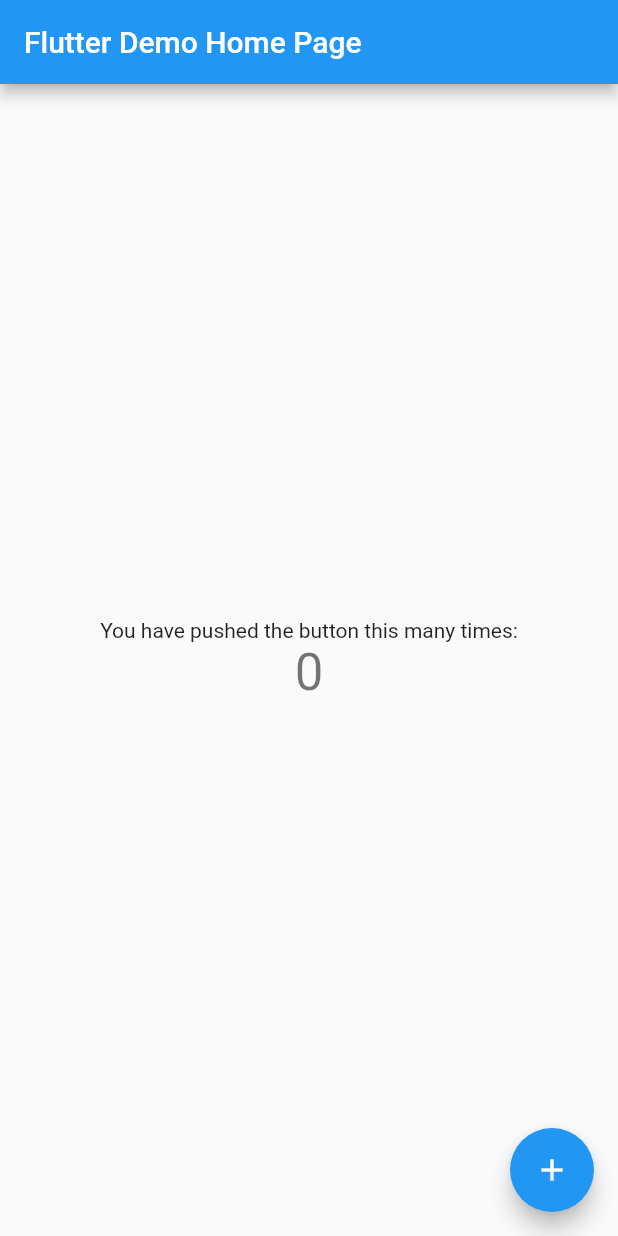
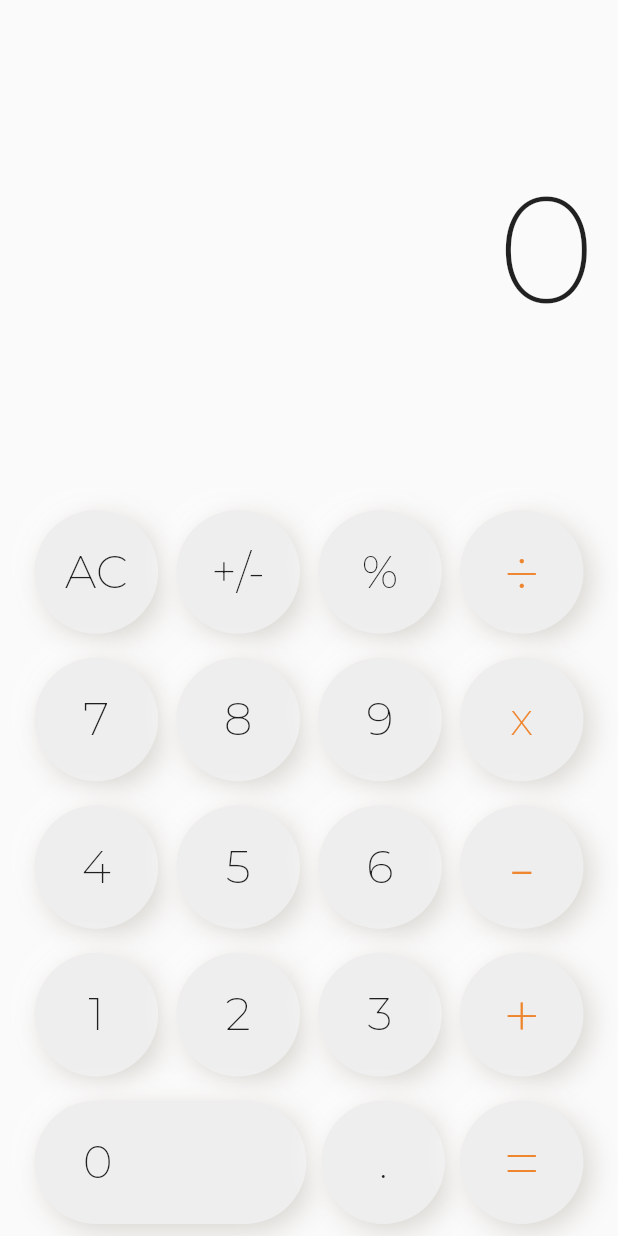
Before and after one commit to Tetsukick/exchange_calculator, a Flutter app: the screen it shows after launch, on a phone screen of 412 x 824 dp. Run offline on Flutter 3.47's test engine with Material 2 defaults, Android fonts, the light colour scheme and no system bars; our stand-ins replace google_fonts, math_expressions.

Commit message:
create neumophism calculator

```diff
--- /dev/null
+++ b/exchange_calculator/lib/Util/concave_decoration.dart
@@ -0,0 +1,70 @@
+import 'dart:ui' as ui;
+import 'package:flutter/foundation.dart';
+import 'package:flutter/material.dart';
+
+class ConcaveDecoration extends Decoration {
+  final ShapeBorder shape;
+  final double depression;
+  final List<Color> colors;
+
+  ConcaveDecoration({
+    @required this.shape,
+    @required this.depression,
+    this.colors,
+  })  : assert(shape != null),
+        assert(depression >= 0),
+        assert(colors == null || colors.length == 2);
+
+  @override
+  BoxPainter createBoxPainter([onChanged]) =>
+      _ConcaveDecorationPainter(shape, depression, colors);
+
+  @override
+  EdgeInsetsGeometry get padding => shape.dimensions;
+}
+
+class _ConcaveDecorationPainter extends BoxPainter {
+  ShapeBorder shape;
+  double depression;
+  List<Color> colors;
+
+  _ConcaveDecorationPainter(this.shape, this.depression, this.colors) {
+    colors ??= [Colors.black87, Colors.white];
+  }
+
+  @override
+  void paint(
+      ui.Canvas canvas, ui.Offset offset, ImageConfiguration configuration) {
+    final rect = offset & configuration.size;
+    final shapePath = shape.getOuterPath(rect);
+
+    final delta = 16 / rect.longestSide;
+    final stops = [0.5 - delta, 0.5 + delta];
+
+    final path = Path()
+      ..fillType = PathFillType.evenOdd
+      ..addRect(rect.inflate(depression * 2))
+      ..addPath(shapePath, Offset.zero);
+    canvas.save();
+    canvas.clipPath(shapePath);
+
+    final paint = Paint()
+      ..maskFilter = MaskFilter.blur(BlurStyle.normal, depression);
+    final clipSize = rect.size.aspectRatio > 1
+        ? Size(rect.width, rect.height / 2)
+        : Size(rect.width / 2, rect.height);
+    for (final alignment in [Alignment.topLeft, Alignment.bottomRight]) {
+      final shaderRect =
+      alignment.inscribe(Size.square(rect.longestSide), rect);
+      paint
+        ..shader = ui.Gradient.linear(
+            shaderRect.topLeft, shaderRect.bottomRight, colors, stops);
+
+      canvas.save();
+      canvas.clipRect(alignment.inscribe(clipSize, rect));
+      canvas.drawPath(path, paint);
+      canvas.restore();
+    }
+    canvas.restore();
+  }
+}
--- /dev/null
+++ b/exchange_calculator/lib/Util/neu_calculator_button.dart
@@ -0,0 +1,102 @@
+import 'package:flutter/material.dart';
+import 'package:google_fonts/google_fonts.dart';
+import 'package:exchangecalculator/Util/concave_decoration.dart';
+import 'package:exchangecalculator/Util/neumorphic_theme.dart';
+import 'package:provider/provider.dart';
+
+class NeuCalculatorButton extends StatefulWidget {
+  NeuCalculatorButton({
+    Key key,
+    @required this.text,
+    this.textColor,
+    this.textSize,
+    this.isPill = false,
+    @required this.onPressed,
+    this.isChosen = false,
+  }) : super(key: key);
+
+  final bool isChosen;
+  final bool isPill;
+  final VoidCallback onPressed;
+  final String text;
+  final Color textColor;
+  final double textSize;
+
+  @override
+  _NeuCalculatorButtonState createState() => _NeuCalculatorButtonState();
+}
+
+class _NeuCalculatorButtonState extends State<NeuCalculatorButton> {
+  bool _isPressed = false;
+
+  @override
+  void didUpdateWidget(NeuCalculatorButton oldWidget) {
+    if (oldWidget.isChosen != widget.isChosen) {
+      setState(() => _isPressed = widget.isChosen);
+    }
+    super.didUpdateWidget(oldWidget);
+  }
+
+  void _onPointerDown(PointerDownEvent event) {
+    setState(() => _isPressed = true);
+    widget.onPressed();
+  }
+
+  void _onPointerUp(PointerUpEvent event) {
+    setState(() => _isPressed = widget.isChosen);
+  }
+
+  @override
+  Widget build(BuildContext context) {
+    final neumorphicTheme = Provider.of<NeumorphicTheme>(context);
+    final width = MediaQuery.of(context).size.width;
+    final squareSideLength = width / 5;
+    final buttonWidth = squareSideLength * (widget.isPill ? 2.2 : 1);
+    final buttonSize = Size(buttonWidth, squareSideLength);
+
+    final innerShadow = ConcaveDecoration(
+      shape: RoundedRectangleBorder(
+        borderRadius: BorderRadius.circular(buttonSize.width),
+      ),
+      colors: neumorphicTheme.innerShadowColors,
+      depression: 10,
+    );
+
+    final outerShadow = BoxDecoration(
+      border: Border.all(color: neumorphicTheme.borderColor),
+      borderRadius: BorderRadius.circular(buttonSize.width),
+      color: neumorphicTheme.buttonColor,
+      boxShadow: neumorphicTheme.outerShadow,
+    );
+
+    return SizedBox(
+      height: buttonSize.height,
+      width: buttonSize.width,
+      child: Listener(
+        onPointerDown: _onPointerDown,
+        onPointerUp: _onPointerUp,
+        child: Stack(
+          children: [
+            AnimatedContainer(
+              duration: const Duration(milliseconds: 50),
+              padding: EdgeInsets.all(width / 12),
+              decoration: _isPressed ? innerShadow : outerShadow,
+            ),
+            Align(
+              alignment: Alignment(widget.isPill ? -0.6 : 0, 0),
+              child: Text(
+                widget.text,
+                style: GoogleFonts.montserrat(
+                  fontSize: widget.textSize ?? 30,
+                  fontWeight: FontWeight.w200,
+                  color: widget.textColor ??
+                      Theme.of(context).textTheme.bodyText1.color,
+                ),
+              ),
+            ),
+          ],
+        ),
+      ),
+    );
+  }
+}
--- /dev/null
+++ b/exchange_calculator/lib/Util/neumorphic_theme.dart
@@ -0,0 +1,67 @@
+import 'package:flutter/material.dart';
+
+class NeumorphicTheme {
+  NeumorphicTheme({
+    this.outerShadow,
+    this.innerShadowColors,
+    this.borderColor,
+    this.buttonColor,
+    this.isDark = false,
+  });
+
+  final List<BoxShadow> outerShadow;
+  final List<Color> innerShadowColors;
+  final Color borderColor;
+  final Color buttonColor;
+  final bool isDark;
+}
+
+final darkNeumorphicTheme = NeumorphicTheme(
+  innerShadowColors: [
+    kDarkBackgroundShadowColour,
+    kOutline,
+  ],
+  borderColor: kOutline,
+  buttonColor: kDarkBackgroundColour,
+  outerShadow: kDarkBackgroundShadow,
+  isDark: true,
+);
+final lightNeumorphicTheme = NeumorphicTheme(
+  innerShadowColors: [kDarkShadow, Colors.white],
+  borderColor: Colors.transparent,
+  buttonColor: kBackgroundColour,
+  outerShadow: kShadow,
+);
+
+final kBackgroundColour = Color.fromRGBO(239, 238, 238, 1);
+final kOrange = Color.fromRGBO(238, 134, 48, 1); // rgb(238, 134, 48)
+final kDarkShadow = Color.fromRGBO(216, 213, 208, 1); // rgb(216, 213, 208)
+final kDarkBackgroundColour = Color.fromRGBO(38, 38, 38, 1); // rgb(38,38,38)
+final kDarkBackgroundShadowColour = Color.fromRGBO(
+  30,
+  30,
+  30,
+  1,
+); // rgb(30,30,30)
+final kOutline = Color.fromRGBO(46, 46, 46, 1); // rgb(46,46,46)
+
+final kShadow = [
+  BoxShadow(
+    blurRadius: 15,
+    offset: -Offset(5, 5),
+    color: Colors.white,
+  ),
+  BoxShadow(
+    blurRadius: 15,
+    offset: Offset(4.5, 4.5),
+    color: kDarkShadow,
+  )
+];
+
+final kDarkBackgroundShadow = [
+  BoxShadow(
+    blurRadius: 15,
+    offset: Offset(4.5, 4.5),
+    color: kDarkBackgroundShadowColour,
+  )
+];
--- /dev/null
+++ b/exchange_calculator/lib/app.dart
@@ -0,0 +1,15 @@
+import 'package:flutter/material.dart';
+import 'package:provider/provider.dart';
+
+import 'package:exchangecalculator/pages/calculator_page.dart';
+
+class App extends StatelessWidget {
+  const App();
+  @override
+  Widget build(BuildContext context) {
+    return MaterialApp(
+      navigatorKey: context.watch(),
+      home: CalculatorPage(),
+    );
+  }
+}
--- a/exchange_calculator/lib/main.dart
+++ b/exchange_calculator/lib/main.dart
@@ -1,117 +1,17 @@
 import 'package:flutter/material.dart';
+import 'package:provider/provider.dart';
+import 'package:exchangecalculator/models/calculator_logic.dart';
+import 'package:exchangecalculator/Util/neumorphic_theme.dart';
 
-void main() {
-  runApp(MyApp());
-}
+import 'app.dart';
 
-class MyApp extends StatelessWidget {
-  // This widget is the root of your application.
-  @override
-  Widget build(BuildContext context) {
-    return MaterialApp(
-      title: 'Flutter Demo',
-      theme: ThemeData(
-        // This is the theme of your application.
-        //
-        // Try running your application with "flutter run". You'll see the
-        // application has a blue toolbar. Then, without quitting the app, try
-        // changing the primarySwatch below to Colors.green and then invoke
-        // "hot reload" (press "r" in the console where you ran "flutter run",
-        // or simply save your changes to "hot reload" in a Flutter IDE).
-        // Notice that the counter didn't reset back to zero; the application
-        // is not restarted.
-        primarySwatch: Colors.blue,
-        // This makes the visual density adapt to the platform that you run
-        // the app on. For desktop platforms, the controls will be smaller and
-        // closer together (more dense) than on mobile platforms.
-        visualDensity: VisualDensity.adaptivePlatformDensity,
-      ),
-      home: MyHomePage(title: 'Flutter Demo Home Page'),
-    );
-  }
-}
-
-class MyHomePage extends StatefulWidget {
-  MyHomePage({Key key, this.title}) : super(key: key);
-
-  // This widget is the home page of your application. It is stateful, meaning
-  // that it has a State object (defined below) that contains fields that affect
-  // how it looks.
-
-  // This class is the configuration for the state. It holds the values (in this
-  // case the title) provided by the parent (in this case the App widget) and
-  // used by the build method of the State. Fields in a Widget subclass are
-  // always marked "final".
-
-  final String title;
-
-  @override
-  _MyHomePageState createState() => _MyHomePageState();
-}
-
-class _MyHomePageState extends State<MyHomePage> {
-  int _counter = 0;
-
-  void _incrementCounter() {
-    setState(() {
-      // This call to setState tells the Flutter framework that something has
-      // changed in this State, which causes it to rerun the build method below
-      // so that the display can reflect the updated values. If we changed
-      // _counter without calling setState(), then the build method would not be
-      // called again, and so nothing would appear to happen.
-      _counter++;
-    });
-  }
-
-  @override
-  Widget build(BuildContext context) {
-    // This method is rerun every time setState is called, for instance as done
-    // by the _incrementCounter method above.
-    //
-    // The Flutter framework has been optimized to make rerunning build methods
-    // fast, so that you can just rebuild anything that needs updating rather
-    // than having to individually change instances of widgets.
-    return Scaffold(
-      appBar: AppBar(
-        // Here we take the value from the MyHomePage object that was created by
-        // the App.build method, and use it to set our appbar title.
-        title: Text(widget.title),
-      ),
-      body: Center(
-        // Center is a layout widget. It takes a single child and positions it
-        // in the middle of the parent.
-        child: Column(
-          // Column is also a layout widget. It takes a list of children and
-          // arranges them vertically. By default, it sizes itself to fit its
-          // children horizontally, and tries to be as tall as its parent.
-          //
-          // Invoke "debug painting" (press "p" in the console, choose the
-          // "Toggle Debug Paint" action from the Flutter Inspector in Android
-          // Studio, or the "Toggle Debug Paint" command in Visual Studio Code)
-          // to see the wireframe for each widget.
-          //
-          // Column has various properties to control how it sizes itself and
-          // how it positions its children. Here we use mainAxisAlignment to
-          // center the children vertically; the main axis here is the vertical
-          // axis because Columns are vertical (the cross axis would be
-          // horizontal).
-          mainAxisAlignment: MainAxisAlignment.center,
-          children: <Widget>[
-            Text(
-              'You have pushed the button this many times:',
-            ),
-            Text(
-              '$_counter',
-              style: Theme.of(context).textTheme.headline4,
-            ),
-          ],
-        ),
-      ),
-      floatingActionButton: FloatingActionButton(
-        onPressed: _incrementCounter,
-        tooltip: 'Increment',
-        child: Icon(Icons.add),
-      ), // This trailing comma makes auto-formatting nicer for build methods.
-    );
-  }
-}
+void main() => runApp(
+  MultiProvider(
+    providers: [
+      Provider(create: (context) => GlobalKey<NavigatorState>()),
+      ProxyProvider0<NeumorphicTheme>(update: (context,_) => lightNeumorphicTheme),
+      ChangeNotifierProvider<Calculator>(create: (context) => Calculator())
+    ],
+    child: const App(),
+  ),
+);
--- /dev/null
+++ b/exchange_calculator/lib/models/calculator_logic.dart
@@ -0,0 +1,139 @@
+import 'package:flutter/material.dart';
+import 'package:math_expressions/math_expressions.dart';
+
+class Calculator extends ChangeNotifier {
+  num _value = 0;
+  List<CalculatorVariable> _actions = [CalculatorNumber('0')];
+
+  num get value => _value;
+  CalculatorVariable get currentVariable => _actions.last;
+
+  void add() {
+    takeAction(
+      CalculatorAdd(),
+      when: _actions.last is! CalculatorAdd,
+    );
+  }
+
+  void deduct() {
+    takeAction(
+      CalculatorDeduct(),
+      when: _actions.last is! CalculatorDeduct,
+    );
+  }
+
+  void multiply() {
+    takeAction(
+      CalculatorMultiply(),
+      when: _actions.last is! CalculatorMultiply,
+    );
+  }
+
+  void divide() {
+    takeAction(
+      CalculatorDivide(),
+      when: _actions.last is! CalculatorDivide,
+    );
+  }
+
+  void takeAction(
+      CalculatorVariable action, {
+        @required bool when,
+      }) {
+    if (when) {
+      if (_actions.last is MathOperator) {
+        _actions.removeLast();
+      } else {
+        _value = parseCalculatorActions(_actions);
+      }
+      _actions.add(action);
+    }
+    notifyListeners();
+  }
+
+  void reset() {
+    _actions = [CalculatorNumber('0')];
+    _value = 0;
+    notifyListeners();
+  }
+
+  void showResult() {
+    _value = parseCalculatorActions(_actions);
+    notifyListeners();
+  }
+
+  void setValue(num number) {
+    if (_actions.last is! CalculatorNumber) _value = 0;
+
+    final stringifyedValue = _value.toString();
+    if (_value == 0) {
+      _value = number;
+    } else {
+      _value = int.parse(stringifyedValue + number.toString());
+    }
+
+    notifyListeners();
+
+    final lastAction = _actions.last;
+    if (lastAction is CalculatorNumber) _actions.removeLast();
+
+    _actions.add(CalculatorNumber(_value.toString()));
+  }
+}
+
+abstract class CalculatorVariable {
+  CalculatorVariable({this.value});
+
+  final String value;
+}
+
+abstract class MathOperator {}
+
+class CalculatorAdd extends CalculatorVariable with MathOperator {
+  String value = '+';
+}
+
+class CalculatorMultiply extends CalculatorVariable with MathOperator {
+  String value = '*';
+}
+
+class CalculatorDivide extends CalculatorVariable with MathOperator {
+  String value = '/';
+}
+
+class CalculatorDeduct extends CalculatorVariable with MathOperator {
+  String value = '-';
+}
+
+class CalculatorNumber extends CalculatorVariable {
+  CalculatorNumber(this.value);
+
+  final String value;
+}
+
+num parseCalculatorActions(List<CalculatorVariable> actions) {
+  final List<String> mathVariables = [];
+
+  actions.forEach((action) => mathVariables.add(action.value));
+
+  final variablesLength = mathVariables.length;
+
+  if (variablesLength.isEven) mathVariables.removeLast();
+
+  final equation = mathVariables.join(' ');
+
+  final num result = Parser().parse(equation).evaluate(
+    EvaluationType.REAL,
+    ContextModel(),
+  );
+
+  print('$equation = $result');
+
+  final prettierResult = isInteger(result) ? result.round() : result;
+
+  return prettierResult;
+}
+
+bool isInteger(num value) {
+  return value is int || value == value.roundToDouble();
+}
--- /dev/null
+++ b/exchange_calculator/lib/pages/calculator_page.dart
@@ -0,0 +1,163 @@
+import 'package:flutter/material.dart';
+import 'package:google_fonts/google_fonts.dart';
+import 'package:exchangecalculator/models/calculator_logic.dart';
+import 'package:exchangecalculator/Util/neu_calculator_button.dart';
+import 'package:exchangecalculator/Util/neumorphic_theme.dart';
+import 'package:provider/provider.dart';
+
+class CalculatorPage extends StatelessWidget {
+  @override
+  Widget build(BuildContext context) {
+    final calculator = Provider.of<Calculator>(context);
+    return Material(
+      child: Padding(
+        padding: const EdgeInsets.symmetric(horizontal: 15.0),
+        child: Column(
+          crossAxisAlignment: CrossAxisAlignment.end,
+          children: [
+            Spacer(),
+            Text(
+              calculator.value.toString(),
+              style: GoogleFonts.montserrat(
+                fontSize: 100,
+                fontWeight: FontWeight.w200,
+              ),
+            ),
+            Expanded(child: SizedBox(height: 150)),
+            ButtonRow(children: [
+              NeuCalculatorButton(
+                text: 'AC',
+                onPressed: calculator.reset,
+              ),
+              NeuCalculatorButton(
+                text: '+/-',
+                onPressed: () {},
+              ),
+              NeuCalculatorButton(
+                text: '%',
+                onPressed: () {},
+              ),
+              NeuCalculatorButton(
+                text: '÷',
+                textColor: kOrange,
+                textSize: 45,
+                onPressed: calculator.divide,
+                isChosen: calculator.currentVariable is CalculatorDivide,
+              ),
+            ]),
+            ButtonRow(
+              children: [
+                NeuCalculatorButton(
+                  text: '7',
+                  onPressed: () => calculator.setValue(7),
+                ),
+                NeuCalculatorButton(
+                  text: '8',
+                  onPressed: () => calculator.setValue(8),
+                ),
+                NeuCalculatorButton(
+                  text: '9',
+                  onPressed: () => calculator.setValue(9),
+                ),
+                NeuCalculatorButton(
+                  text: 'x',
+                  textColor: kOrange,
+                  onPressed: calculator.multiply,
+                  isChosen: calculator.currentVariable is CalculatorMultiply,
+                ),
+              ],
+            ),
+            ButtonRow(
+              children: [
+                NeuCalculatorButton(
+                  text: '4',
+                  onPressed: () => calculator.setValue(4),
+                ),
+                NeuCalculatorButton(
+                  text: '5',
+                  onPressed: () => calculator.setValue(5),
+                ),
+                NeuCalculatorButton(
+                  text: '6',
+                  onPressed: () => calculator.setValue(6),
+                ),
+                NeuCalculatorButton(
+                  text: '-',
+                  textColor: kOrange,
+                  textSize: 50,
+                  onPressed: calculator.deduct,
+                  isChosen: calculator.currentVariable is CalculatorDeduct,
+                ),
+              ],
+            ),
+            ButtonRow(
+              children: [
+                NeuCalculatorButton(
+                  text: '1',
+                  onPressed: () => calculator.setValue(1),
+                ),
+                NeuCalculatorButton(
+                  text: '2',
+                  onPressed: () => calculator.setValue(2),
+                ),
+                NeuCalculatorButton(
+                  text: '3',
+                  onPressed: () => calculator.setValue(3),
+                ),
+                NeuCalculatorButton(
+                  text: '+',
+                  textColor: kOrange,
+                  textSize: 45,
+                  onPressed: calculator.add,
+                  isChosen: calculator.currentVariable is CalculatorAdd,
+                ),
+              ],
+            ),
+            ButtonRow(
+              children: [
+                NeuCalculatorButton(
+                  text: '0',
+                  onPressed: () => calculator.setValue(0),
+                  isPill: true,
+                ),
+                NeuCalculatorButton(
+                  text: '.',
+                  onPressed: () {},
+                ),
+                NeuCalculatorButton(
+                  text: '=',
+                  textColor: kOrange,
+                  textSize: 45,
+                  onPressed: calculator.showResult,
+                ),
+              ],
+            ),
+            SizedBox(
+              height: MediaQuery.of(context).padding.bottom,
+            )
+          ],
+        ),
+      ),
+    );
+  }
+}
+
+class ButtonRow extends StatelessWidget {
+  const ButtonRow({
+    Key key,
+    @required this.children,
+  }) : super(key: key);
+
+  final List<NeuCalculatorButton> children;
+
+  @override
+  Widget build(BuildContext context) {
+    return Padding(
+      padding: const EdgeInsets.all(8.0),
+      child: Row(
+        mainAxisAlignment: MainAxisAlignment.spaceBetween,
+        children: children,
+      ),
+    );
+  }
+}
```
